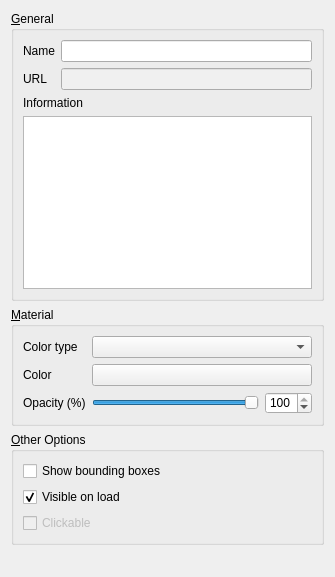
Before: the Qt Designer form ui/pcproperties.ui in minorua/Qgis2threejs, drawn with Qt 5.
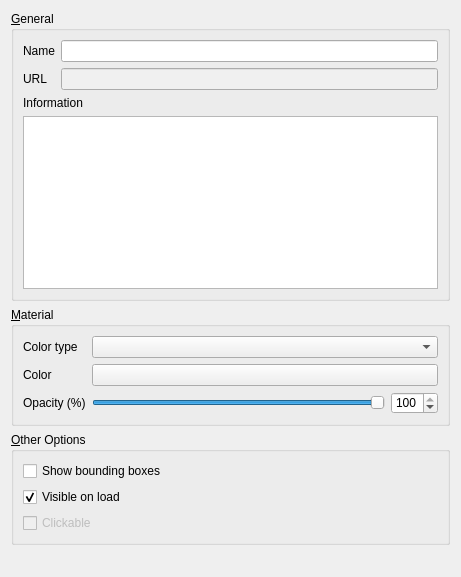
After: the same form once the commit is applied. Custom widgets are drawn as their Qt base class.

```diff
--- a/ui/pcproperties.ui
+++ b/ui/pcproperties.ui
@@ -6,7 +6,7 @@
    <rect>
     <x>0</x>
     <y>0</y>
-    <width>335</width>
+    <width>461</width>
     <height>577</height>
    </rect>
   </property>
```
Left out of the diff: 11 changed lines with no effect on the pictures.
